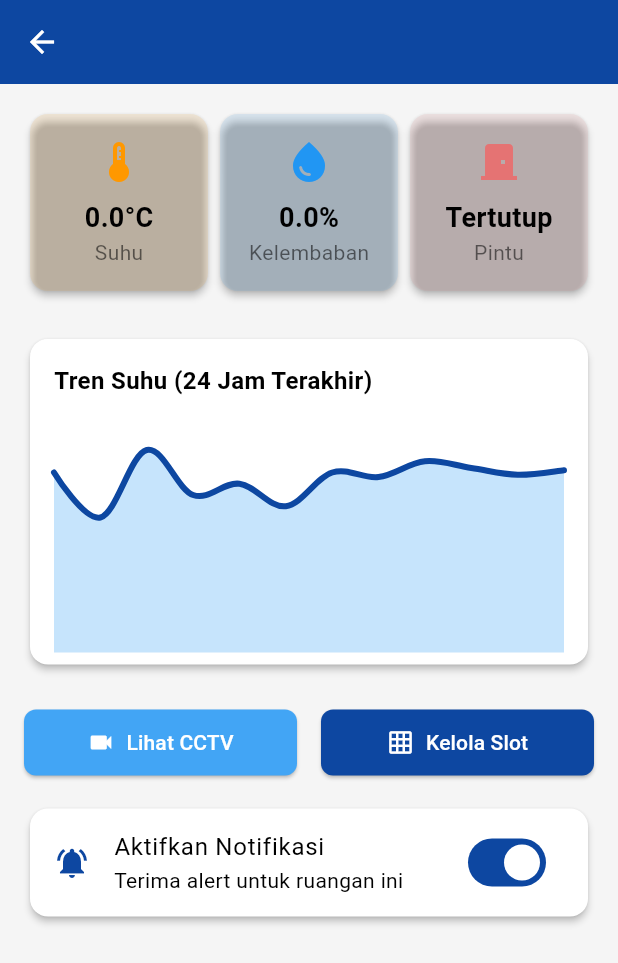
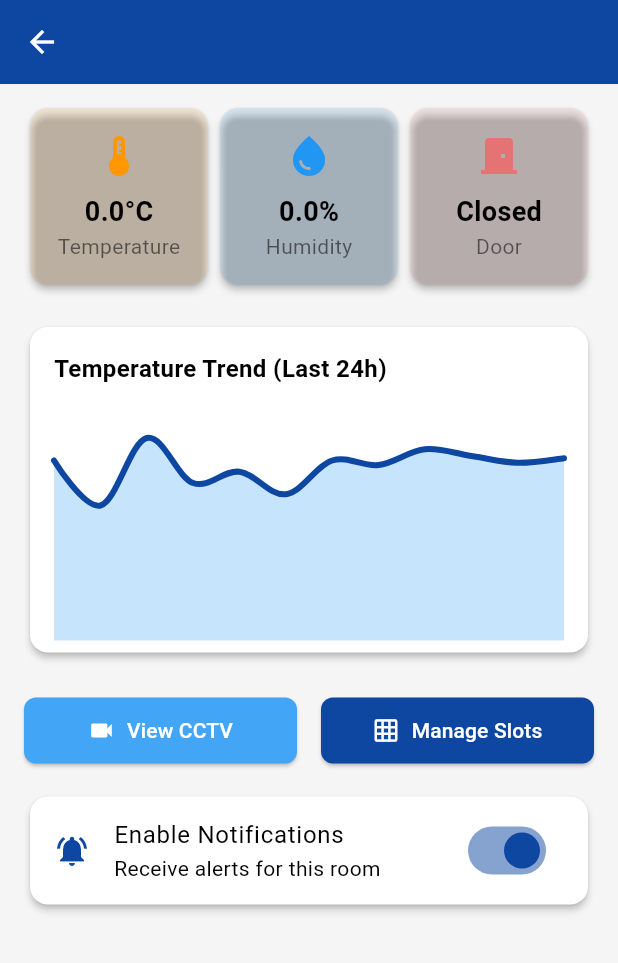
Before and after one commit to S-Crocophim/miniproject_pemob10, a Flutter app: the RoomDetailScreen screen opened directly with empty values, on a phone screen of 412 x 824 dp. Shown: the top 963 px of the screen. Run offline on Flutter 3.47's test engine with Material 3 defaults, Android fonts, the phone set to English and light mode, and no system bars; drawn by our look-alikes of fl_chart; our stand-ins replace video_player; network calls fail; Roboto replaces fonts that are missing (Poppins).

Commit message:
Restore Code

```diff
--- a/lib/models/slot_storage.dart
+++ b/lib/models/slot_storage.dart
@@ -1,5 +1,5 @@
 // lib/models/slot_storage.dart
-enum SlotStatus { tersedia, terisi, dalamProses }
+enum SlotStatus { available, occupied, processing }
 
 class SlotStorage {
   final String id;
--- a/lib/screens/dashboard_screen.dart
+++ b/lib/screens/dashboard_screen.dart
@@ -1,9 +1,9 @@
 // lib/screens/dashboard_screen.dart
-import 'package:miniproject_pemob10/providers/auth_provider.dart';
+import '/providers/auth_provider.dart';
 import 'package:flutter/material.dart';
 import 'package:provider/provider.dart';
-import 'package:miniproject_pemob10/providers/cold_room_provider.dart';
-import 'package:miniproject_pemob10/widgets/cold_room_card.dart';
+import '/providers/cold_room_provider.dart';
+import '/widgets/cold_room_card.dart';
 
 class DashboardScreen extends StatefulWidget {
   const DashboardScreen({super.key});
@@ -16,7 +16,7 @@ class _DashboardScreenState extends State<DashboardScreen> {
   @override
   void initState() {
     super.initState();
-    // Panggil fetch data saat screen pertama kali dibuka
+    // Fetch data when the screen is first opened
     WidgetsBinding.instance.addPostFrameCallback((_) {
       Provider.of<ColdRoomProvider>(context, listen: false).fetchColdRooms();
     });
@@ -32,12 +32,12 @@ class _DashboardScreenState extends State<DashboardScreen> {
         actions: [
           IconButton(
             icon: const Icon(Icons.notifications),
-            onPressed: () {
-              /* Halaman Notifikasi */
-            },
+            tooltip: 'Notifications',
+            onPressed: () { /* TODO: Implement Notifications Page */ },
           ),
           IconButton(
             icon: const Icon(Icons.logout),
+            tooltip: 'Logout',
             onPressed: () {
               Provider.of<AuthProvider>(context, listen: false).logout();
             },
--- a/lib/screens/room_detail_screen.dart
+++ b/lib/screens/room_detail_screen.dart
@@ -1,10 +1,10 @@
 // lib/screens/room_detail_screen.dart
-import 'package:miniproject_pemob10/screens/cctv_view_screen.dart';
-import 'package:miniproject_pemob10/screens/slot_management_screen.dart';
-import 'package:miniproject_pemob10/utils/app_theme.dart';
+import '/screens/cctv_view_screen.dart';
+import '/screens/slot_management_screen.dart';
+import '/utils/app_theme.dart';
 import 'package:flutter/material.dart';
 import 'package:fl_chart/fl_chart.dart';
-import 'package:miniproject_pemob10/models/cold_room.dart';
+import '/models/cold_room.dart';
 
 class RoomDetailScreen extends StatefulWidget {
   final ColdRoom room;
@@ -21,22 +21,19 @@ class _RoomDetailScreenState extends State<RoomDetailScreen> {
   @override
   Widget build(BuildContext context) {
     return Scaffold(
-      appBar: AppBar(title: Text(widget.room.name)),
+      appBar: AppBar(
+        title: Text(widget.room.name),
+      ),
       body: SingleChildScrollView(
         child: Padding(
           padding: const EdgeInsets.all(16.0),
           child: Column(
             crossAxisAlignment: CrossAxisAlignment.stretch,
             children: [
-              // Section 1: Key Metrics
               _buildKeyMetrics(),
               const SizedBox(height: 24),
-
-              // Section 2: Temperature Chart
               _buildChartCard(),
               const SizedBox(height: 24),
-
-              // Section 3: Actions & Settings
               _buildActionButtons(context),
               const SizedBox(height: 16),
               _buildSettingsCard(),
@@ -51,50 +48,25 @@ class _RoomDetailScreenState extends State<RoomDetailScreen> {
     return Row(
       mainAxisAlignment: MainAxisAlignment.spaceBetween,
       children: [
-        _buildMetricCard(
-          'Suhu',
-          '${widget.room.temperature}°C',
-          Icons.thermostat,
-          Colors.orange,
-        ),
-        _buildMetricCard(
-          'Kelembaban',
-          '${widget.room.humidity}%',
-          Icons.water_drop,
-          Colors.blue,
-        ),
-        _buildMetricCard(
-          'Pintu',
-          widget.room.isDoorOpen ? 'Terbuka' : 'Tertutup',
-          Icons.door_front_door,
-          Colors.red.shade300,
-        ),
+        _buildMetricCard('Temperature', '${widget.room.temperature}°C', Icons.thermostat, Colors.orange),
+        _buildMetricCard('Humidity', '${widget.room.humidity}%', Icons.water_drop, Colors.blue),
+        _buildMetricCard('Door', widget.room.isDoorOpen ? 'Open' : 'Closed', Icons.door_front_door, Colors.red.shade300),
       ],
     );
   }
 
-  Widget _buildMetricCard(
-    String label,
-    String value,
-    IconData icon,
-    Color color,
-  ) {
+  Widget _buildMetricCard(String label, String value, IconData icon, Color color) {
     return Expanded(
       child: Card(
         color: color.withOpacity(0.1),
+        margin: const EdgeInsets.symmetric(horizontal: 4),
         child: Padding(
           padding: const EdgeInsets.all(16.0),
           child: Column(
             children: [
               Icon(icon, size: 32, color: color),
               const SizedBox(height: 8),
-              Text(
-                value,
-                style: const TextStyle(
-                  fontSize: 18,
-                  fontWeight: FontWeight.bold,
-                ),
-              ),
+              Text(value, style: const TextStyle(fontSize: 18, fontWeight: FontWeight.bold)),
               Text(label, style: const TextStyle(color: Colors.black54)),
             ],
           ),
@@ -111,7 +83,7 @@ class _RoomDetailScreenState extends State<RoomDetailScreen> {
           crossAxisAlignment: CrossAxisAlignment.start,
           children: [
             const Text(
-              'Tren Suhu (24 Jam Terakhir)',
+              'Temperature Trend (Last 24h)',
               style: TextStyle(fontSize: 16, fontWeight: FontWeight.bold),
             ),
             const SizedBox(height: 20),
@@ -131,21 +103,15 @@ class _RoomDetailScreenState extends State<RoomDetailScreen> {
         Expanded(
           child: ElevatedButton.icon(
             icon: const Icon(Icons.videocam),
-            label: const Text('Lihat CCTV'),
+            label: const Text('View CCTV'),
             onPressed: () {
-              Navigator.push(
-                context,
-                MaterialPageRoute(
-                  builder: (_) => CCTVViewScreen(
-                    cctvUrl: widget.room.cctvUrl,
-                    roomName: widget.room.name,
-                  ),
-                ),
-              );
+              Navigator.push(context, MaterialPageRoute(builder: (_) =>
+                CCTVViewScreen(cctvUrl: widget.room.cctvUrl, roomName: widget.room.name),
+              ));
             },
             style: ElevatedButton.styleFrom(
               padding: const EdgeInsets.symmetric(vertical: 12),
-              backgroundColor: AppTheme.secondaryColor,
+              backgroundColor: AppTheme.secondaryColor
             ),
           ),
         ),
@@ -153,17 +119,11 @@ class _RoomDetailScreenState extends State<RoomDetailScreen> {
         Expanded(
           child: ElevatedButton.icon(
             icon: const Icon(Icons.grid_on),
-            label: const Text('Kelola Slot'),
+            label: const Text('Manage Slots'),
             onPressed: () {
-              Navigator.push(
-                context,
-                MaterialPageRoute(
-                  builder: (_) => SlotManagementScreen(
-                    slots: widget.room.slots,
-                    roomName: widget.room.name,
-                  ),
-                ),
-              );
+               Navigator.push(context, MaterialPageRoute(builder: (_) =>
+                SlotManagementScreen(slots: widget.room.slots, roomName: widget.room.name),
+              ));
             },
             style: ElevatedButton.styleFrom(
               padding: const EdgeInsets.symmetric(vertical: 12),
@@ -177,12 +137,9 @@ class _RoomDetailScreenState extends State<RoomDetailScreen> {
   Widget _buildSettingsCard() {
     return Card(
       child: ListTile(
-        leading: const Icon(
-          Icons.notifications_active,
-          color: AppTheme.primaryColor,
-        ),
-        title: const Text('Aktifkan Notifikasi'),
-        subtitle: const Text('Terima alert untuk ruangan ini'),
+        leading: const Icon(Icons.notifications_active, color: AppTheme.primaryColor),
+        title: const Text('Enable Notifications'),
+        subtitle: const Text('Receive alerts for this room'),
         trailing: Switch(
           value: _notificationsEnabled,
           onChanged: (value) {
@@ -190,13 +147,10 @@ class _RoomDetailScreenState extends State<RoomDetailScreen> {
               _notificationsEnabled = value;
             });
             ScaffoldMessenger.of(context).showSnackBar(
-              SnackBar(
-                content: Text(
-                  'Notifikasi untuk ${widget.room.name} ${value ? 'diaktifkan' : 'dimatikan'}',
-                ),
-              ),
+              SnackBar(content: Text('Notifications for ${widget.room.name} have been ${value ? 'enabled' : 'disabled'}'))
             );
           },
+          activeColor: AppTheme.primaryColor,
         ),
       ),
     );
@@ -220,18 +174,9 @@ class _RoomDetailScreenState extends State<RoomDetailScreen> {
       lineBarsData: [
         LineChartBarData(
           spots: const [
-            FlSpot(0, 3),
-            FlSpot(1, 1),
-            FlSpot(2, 4),
-            FlSpot(3, 2),
-            FlSpot(4, 2.5),
-            FlSpot(5, 1.5),
-            FlSpot(6, 3),
-            FlSpot(7, 2.8),
-            FlSpot(8, 3.5),
-            FlSpot(9, 3.2),
-            FlSpot(10, 2.9),
-            FlSpot(11, 3.1),
+            FlSpot(0, 3), FlSpot(1, 1), FlSpot(2, 4), FlSpot(3, 2),
+            FlSpot(4, 2.5), FlSpot(5, 1.5), FlSpot(6, 3), FlSpot(7, 2.8),
+            FlSpot(8, 3.5), FlSpot(9, 3.2), FlSpot(10, 2.9), FlSpot(11, 3.1),
           ],
           isCurved: true,
           color: AppTheme.primaryColor,
--- a/lib/utils/app_theme.dart
+++ b/lib/utils/app_theme.dart
@@ -2,9 +2,9 @@
 import 'package:flutter/material.dart';
 
 class AppTheme {
-  static const Color primaryColor = Color(0xFF0D47A1); // Biru Tua
-  static const Color secondaryColor = Color(0xFF42A5F5); // Biru Muda
-  static const Color accentColor = Color(0xFFFFC107); // Kuning
+  static const Color primaryColor = Color(0xFF0D47A1); // Dark Blue
+  static const Color secondaryColor = Color(0xFF42A5F5); // Light Blue
+  static const Color accentColor = Color(0xFFFFC107); // Yellow
   static const Color backgroundColor = Color(0xFFF5F5F5);
   static const Color textColor = Color(0xFF333333);
 
@@ -12,8 +12,7 @@ class AppTheme {
     return ThemeData(
       primaryColor: primaryColor,
       scaffoldBackgroundColor: backgroundColor,
-      fontFamily:
-          'Poppins', // Pastikan Anda menambahkan font ini di pubspec.yaml
+      fontFamily: 'Poppins', // Make sure you add this font in pubspec.yaml
 
       colorScheme: const ColorScheme.light(
         primary: primaryColor,
@@ -27,10 +26,7 @@ class AppTheme {
         elevation: 0,
         iconTheme: IconThemeData(color: Colors.white),
         titleTextStyle: TextStyle(
-          color: Colors.white,
-          fontSize: 20,
-          fontWeight: FontWeight.bold,
-        ),
+            color: Colors.white, fontSize: 20, fontWeight: FontWeight.bold),
       ),
 
       buttonTheme: const ButtonThemeData(
--- a/lib/widgets/cold_room_card.dart
+++ b/lib/widgets/cold_room_card.dart
@@ -1,8 +1,8 @@
 // lib/widgets/cold_room_card.dart
 import 'package:flutter/material.dart';
-import 'package:miniproject_pemob10/models/cold_room.dart';
-import 'package:miniproject_pemob10/screens/room_detail_screen.dart';
-import 'package:miniproject_pemob10/utils/app_theme.dart';
+import '/models/cold_room.dart';
+import '/screens/room_detail_screen.dart';
+import '/utils/app_theme.dart';
 
 class ColdRoomCard extends StatelessWidget {
   final ColdRoom room;
@@ -10,7 +10,7 @@ class ColdRoomCard extends StatelessWidget {
   const ColdRoomCard({super.key, required this.room});
 
   Color _getStatusColor(RoomStatus status) {
-    switch (status) {
+    switch(status) {
       case RoomStatus.alert:
         return AppTheme.accentColor;
       case RoomStatus.warning:
@@ -26,10 +26,7 @@ class ColdRoomCard extends StatelessWidget {
       margin: const EdgeInsets.symmetric(horizontal: 8.0, vertical: 6.0),
       child: InkWell(
         onTap: () {
-          Navigator.push(
-            context,
-            MaterialPageRoute(builder: (_) => RoomDetailScreen(room: room)),
-          );
+          Navigator.push(context, MaterialPageRoute(builder: (_) => RoomDetailScreen(room: room)));
         },
         child: Padding(
           padding: const EdgeInsets.all(16.0),
@@ -39,31 +36,18 @@ class ColdRoomCard extends StatelessWidget {
               Row(
                 mainAxisAlignment: MainAxisAlignment.spaceBetween,
                 children: [
-                  Text(
-                    room.name,
-                    style: const TextStyle(
-                      fontSize: 18,
-                      fontWeight: FontWeight.bold,
-                    ),
-                  ),
+                  Text(room.name, style: const TextStyle(fontSize: 18, fontWeight: FontWeight.bold)),
                   Container(
-                    padding: const EdgeInsets.symmetric(
-                      horizontal: 8,
-                      vertical: 4,
-                    ),
+                    padding: const EdgeInsets.symmetric(horizontal: 8, vertical: 4),
                     decoration: BoxDecoration(
                       color: _getStatusColor(room.status).withOpacity(0.2),
                       borderRadius: BorderRadius.circular(12),
                     ),
                     child: Text(
                       room.status.name.toUpperCase(),
-                      style: TextStyle(
-                        color: _getStatusColor(room.status),
-                        fontWeight: FontWeight.bold,
-                        fontSize: 12,
-                      ),
+                      style: TextStyle(color: _getStatusColor(room.status), fontWeight: FontWeight.bold, fontSize: 12),
                     ),
-                  ),
+                  )
                 ],
               ),
               const SizedBox(height: 8),
@@ -72,23 +56,11 @@ class ColdRoomCard extends StatelessWidget {
               Row(
                 mainAxisAlignment: MainAxisAlignment.spaceAround,
                 children: [
-                  _buildInfoItem(
-                    Icons.thermostat,
-                    '${room.temperature}°C',
-                    'Suhu',
-                  ),
-                  _buildInfoItem(
-                    Icons.water_drop_outlined,
-                    '${room.humidity}%',
-                    'Kelembaban',
-                  ),
-                  _buildInfoItem(
-                    Icons.door_front_door_outlined,
-                    room.isDoorOpen ? 'Terbuka' : 'Tertutup',
-                    'Pintu',
-                  ),
+                  _buildInfoItem(Icons.thermostat, '${room.temperature}°C', 'Temp.'),
+                  _buildInfoItem(Icons.water_drop_outlined, '${room.humidity}%', 'Humidity'),
+                  _buildInfoItem(Icons.door_front_door_outlined, room.isDoorOpen ? 'Open' : 'Closed', 'Door'),
                 ],
-              ),
+              )
             ],
           ),
         ),
@@ -101,10 +73,7 @@ class ColdRoomCard extends StatelessWidget {
       children: [
         Icon(icon, color: AppTheme.primaryColor, size: 28),
         const SizedBox(height: 4),
-        Text(
-          value,
-          style: const TextStyle(fontSize: 16, fontWeight: FontWeight.w600),
-        ),
+        Text(value, style: const TextStyle(fontSize: 16, fontWeight: FontWeight.w600)),
         Text(label, style: const TextStyle(fontSize: 12, color: Colors.grey)),
       ],
     );
```
Also changed, not shown: lib/screens/cctv_view_screen.dart (+20 -25 lines), lib/screens/login_screen.dart (+5 -13 lines), lib/screens/slot_management_screen.dart (+21 -34 lines), lib/services/api_service.dart (+12 -24 lines), lib/models/cold_room.dart (line endings or trailing spaces).
